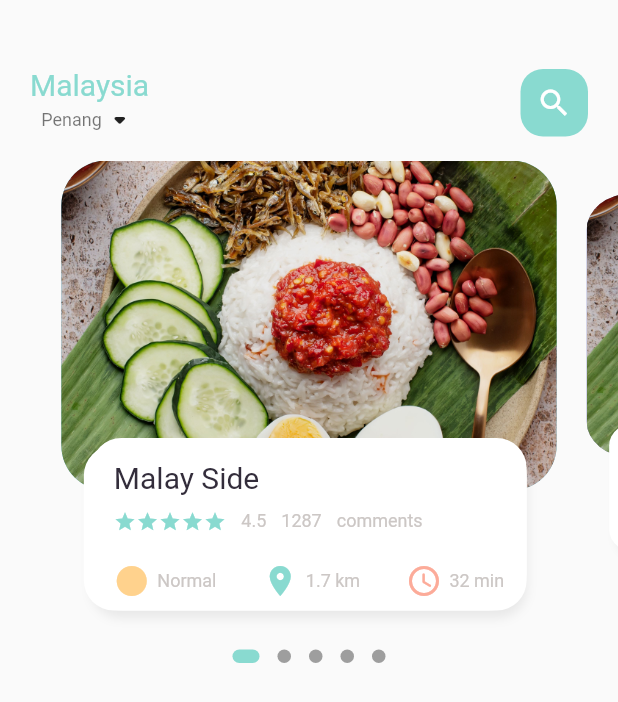
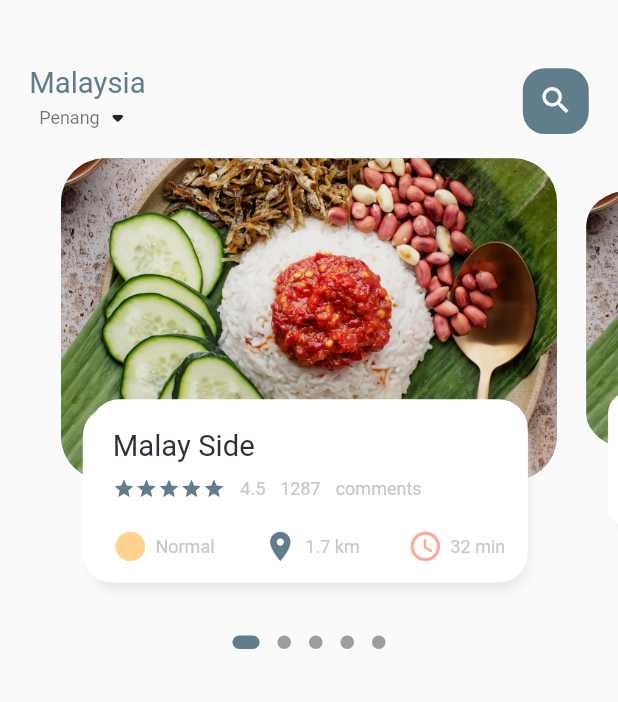
Before and after one commit to aimrsyh/E-commerce-Food-, a Flutter app: the screen it shows after launch, on a phone screen of 412 x 824 dp. Shown: the top 702 px of the screen. Run offline on Flutter 3.47's test engine with Material 2 defaults, Android fonts, the phone set to English and light mode, and no system bars; drawn by our look-alikes of dots_indicator; our stand-ins replace get; missing offline and left inert: dart:ffi.

Commit message:
dimensions

```diff
--- a/lib/home/food_page_body.dart
+++ b/lib/home/food_page_body.dart
@@ -1,7 +1,8 @@
 import 'dart:ffi';
 
 import 'package:dots_indicator/dots_indicator.dart';
-import 'package:ecomm_food/home/colors.dart';
+import 'package:ecomm_food/utils/colors.dart';
+import 'package:ecomm_food/utils/dimensions.dart';
 import 'package:ecomm_food/widgets/big_text.dart';
 import 'package:ecomm_food/widgets/icon_and_text_widget.dart';
 import 'package:ecomm_food/widgets/small_text.dart';
@@ -18,7 +19,7 @@
   PageController pageController = PageController(viewportFraction: 0.85);
   var _currPageValue = 0.0;
   double _scaleFactor = 0.8;
-  double _height = 220;
+  double _height = Dimensions.pageViewContainer;
 
   @override
   void initState() {
@@ -41,7 +42,7 @@
       children: [
         Container(
           //color: Colors.redAccent,
-          height: 320,
+          height: Dimensions.pageView,
           child: PageView.builder(
               controller: pageController,
               itemCount: 5,
@@ -97,10 +98,11 @@
       child: Stack(
         children: [
           Container(
-            height: 220,
-            margin: EdgeInsets.only(left: 10, right: 10),
+            height: Dimensions.pageViewContainer,
+            margin: EdgeInsets.only(
+                left: Dimensions.width10, right: Dimensions.width10),
             decoration: BoxDecoration(
-                borderRadius: BorderRadius.circular(30),
+                borderRadius: BorderRadius.circular(Dimensions.radius30),
                 color: index.isEven ? Color(0xFF69c5df) : Color(0xFF9294cc),
                 image: DecorationImage(
                     fit: BoxFit.cover,
@@ -109,10 +111,13 @@
           Align(
             alignment: Alignment.bottomCenter,
             child: Container(
-              height: 110,
-              margin: EdgeInsets.only(left: 30, right: 30, bottom: 20),
+              height: Dimensions.pageViewTextContainer,
+              margin: EdgeInsets.only(
+                  left: Dimensions.width30,
+                  right: Dimensions.width30,
+                  bottom: Dimensions.height30),
               decoration: BoxDecoration(
-                  borderRadius: BorderRadius.circular(20),
+                  borderRadius: BorderRadius.circular(Dimensions.radius20),
                   color: Colors.white,
                   boxShadow: [
                     BoxShadow(
@@ -129,13 +134,14 @@
                     )
                   ]),
               child: Container(
-                padding: EdgeInsets.only(top: 10, left: 15, right: 15),
+                padding: EdgeInsets.only(
+                    top: Dimensions.height15, left: 15, right: 15),
                 child: Column(
                   crossAxisAlignment: CrossAxisAlignment.start,
                   children: [
                     BigText(text: "Malay Side"),
                     SizedBox(
-                      height: 10,
+                      height: Dimensions.height10,
                     ),
                     Row(
                       children: [
@@ -163,7 +169,7 @@
                       ],
                     ),
                     SizedBox(
-                      height: 20,
+                      height: Dimensions.height20,
                     ),
                     Row(
                       mainAxisAlignment: MainAxisAlignment.spaceBetween,
--- a/lib/home/main_food_page.dart
+++ b/lib/home/main_food_page.dart
@@ -1,8 +1,9 @@
 import 'package:ecomm_food/home/food_page_body.dart';
+import 'package:ecomm_food/utils/dimensions.dart';
 import 'package:ecomm_food/widgets/big_text.dart';
 import 'package:ecomm_food/widgets/small_text.dart';
 import 'package:flutter/material.dart';
-import 'colors.dart';
+import '../utils/colors.dart';
 
 class MainFoodPage extends StatefulWidget {
   const MainFoodPage({Key? key}) : super(key: key);
@@ -14,14 +15,17 @@
 class _MainFoodPageState extends State<MainFoodPage> {
   @override
   Widget build(BuildContext context) {
+    print("current height is " + MediaQuery.of(context).size.height.toString());
     return Scaffold(
       body: Column(
         children: [
           //showing the header
           Container(
             child: Container(
-              margin: EdgeInsets.only(top: 45, bottom: 15),
-              padding: EdgeInsets.only(left: 20, right: 20),
+              margin: EdgeInsets.only(
+                  top: Dimensions.height45, bottom: Dimensions.height15),
+              padding: EdgeInsets.only(
+                  left: Dimensions.width20, right: Dimensions.width20),
               child: Row(
                 mainAxisAlignment: MainAxisAlignment.spaceBetween,
                 children: [
@@ -44,11 +48,16 @@
                   ),
                   Center(
                     child: Container(
-                      width: 45,
-                      height: 45,
-                      child: Icon(Icons.search, color: Colors.white),
+                      width: Dimensions.height45,
+                      height: Dimensions.height45,
+                      child: Icon(
+                        Icons.search,
+                        color: Colors.white,
+                        size: Dimensions.iconSize24,
+                      ),
                       decoration: BoxDecoration(
-                        borderRadius: BorderRadius.circular(15),
+                        borderRadius:
+                            BorderRadius.circular(Dimensions.radius15),
                         color: AppColors.mainColor,
                       ),
                     ),
--- a/lib/main.dart
+++ b/lib/main.dart
@@ -1,5 +1,6 @@
 import 'package:ecomm_food/home/main_food_page.dart';
 import 'package:flutter/material.dart';
+import 'package:get/get.dart';
 
 void main() {
   runApp(const MyApp());
@@ -11,7 +12,7 @@
   // This widget is the root of your application.
   @override
   Widget build(BuildContext context) {
-    return MaterialApp(
+    return GetMaterialApp(
       debugShowCheckedModeBanner: false,
       title: 'Flutter Demo',
       theme: ThemeData(
--- a/lib/home/colors.dart
+++ b/lib/utils/colors.dart
@@ -2,7 +2,7 @@
 
 class AppColors {
   static final Color textColor = const Color(0xFFccc7c5);
-  static final Color mainColor = const Color(0xFF89dad0);
+  static final Color mainColor = const Color(0xFF607d8b);
   //static final Color main = const Color(0xFFccc7c5);
   static final Color iconColor1 = const Color(0xFFffd28d);
   static final Color iconColor2 = const Color(0xFFfcab99);
--- /dev/null
+++ b/lib/utils/dimensions.dart
@@ -0,0 +1,34 @@
+import 'package:get/get.dart';
+
+class Dimensions {
+  static double screenHeight = Get.context!.height;
+  static double screenWidth = Get.context!.width;
+
+  //static double pageView = screenHeight / 2.11;
+  static double pageView = screenHeight / 2.64;
+  //static double pageViewContainer = screenHeight / 3;
+  static double pageViewContainer = screenHeight / 3.84;
+  //static double pageViewTextContainer = screenHeight / 6.15;
+  static double pageViewTextContainer = screenHeight / 7.03;
+
+  //dynamic height padding and margin
+  static double height10 = screenHeight / 84.4;
+  static double height15 = screenHeight / 56.27;
+  static double height20 = screenHeight / 42.2;
+  static double height30 = screenHeight / 28.13;
+  static double height45 = screenHeight / 18.76;
+
+  //dynamic width padding and margin
+  static double width10 = screenHeight / 84.4;
+  static double width15 = screenHeight / 56.27;
+  static double width20 = screenHeight / 42.2;
+  static double width30 = screenHeight / 28.13;
+
+  static double font20 = screenHeight / 42.2;
+  static double radius20 = screenHeight / 42.2;
+  static double radius15 = screenHeight / 56.27;
+  static double radius30 = screenHeight / 28.13;
+
+  //icon size
+  static double iconSize24 = screenHeight / 35.17;
+}
--- a/lib/widgets/big_text.dart
+++ b/lib/widgets/big_text.dart
@@ -1,3 +1,4 @@
+import 'package:ecomm_food/utils/dimensions.dart';
 import 'package:flutter/material.dart';
 
 class BigText extends StatelessWidget {
@@ -9,7 +10,7 @@
       {Key? key,
       this.color = const Color(0xFF332d3b),
       required this.text,
-      this.size = 20,
+      this.size = 0,
       this.overFlow = TextOverflow.ellipsis})
       : super(key: key);
 
@@ -22,7 +23,7 @@
       style: TextStyle(
         fontFamily: 'Roboto',
         color: color,
-        fontSize: size,
+        fontSize: size == 0 ? Dimensions.font20 : size,
         fontWeight: FontWeight.w400,
       ),
     );
--- a/lib/widgets/icon_and_text_widget.dart
+++ b/lib/widgets/icon_and_text_widget.dart
@@ -1,3 +1,4 @@
+import 'package:ecomm_food/utils/dimensions.dart';
 import 'package:ecomm_food/widgets/small_text.dart';
 import 'package:flutter/material.dart';
 
@@ -20,6 +21,7 @@
         Icon(
           icon,
           color: iconColor,
+          size: Dimensions.iconSize24,
         ),
         SizedBox(
           width: 5,
--- a/pubspec.yaml
+++ b/pubspec.yaml
@@ -29,6 +29,7 @@
 dependencies:
   flutter:
     sdk: flutter
+  get: ^4.1.4
   dots_indicator: ^2.1.0
 
 
```
Also changed, not shown: pubspec.lock.
